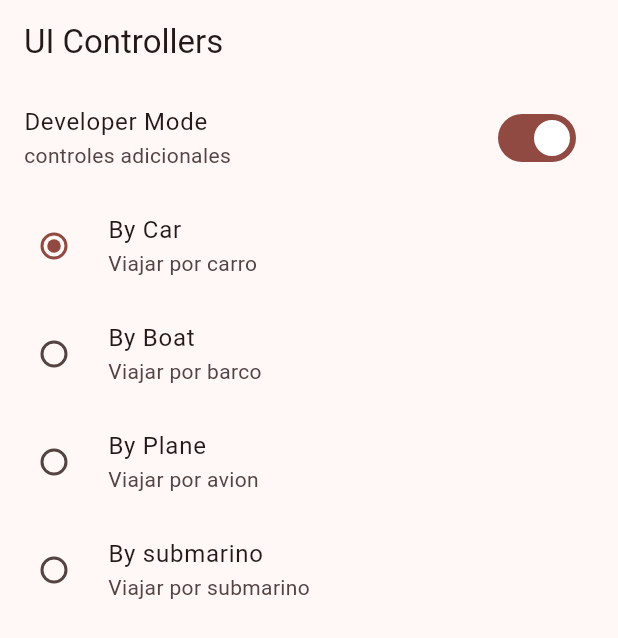
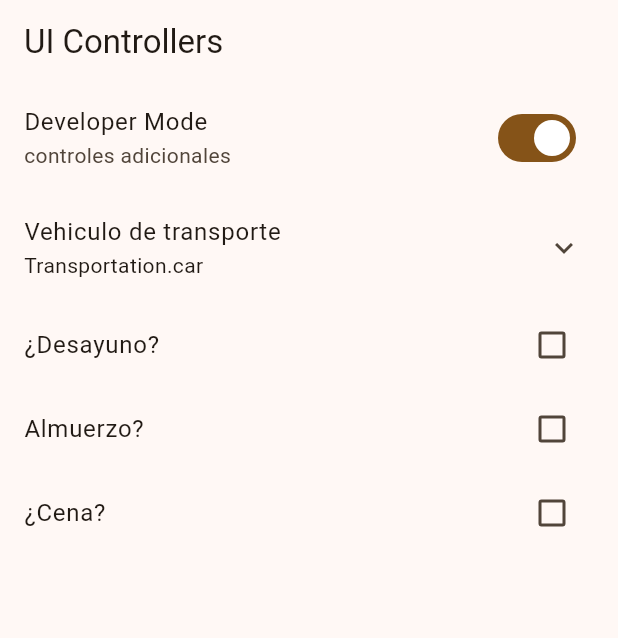
Before and after one commit to MiltonDanielhch/proyecto_tres, a Flutter app: the UiControlsScreen screen opened by its route, on a phone screen of 412 x 824 dp. Shown: the top 638 px of the screen. Run offline on Flutter 3.47's test engine with Material 3 defaults, Android fonts, the phone set to English and light mode, and no system bars; our stand-ins replace go_router.

Commit message:
ui screen terminado

```diff
--- a/lib/main.dart
+++ b/lib/main.dart
@@ -13,7 +13,7 @@ class MyApp extends StatelessWidget {
       title: 'Flutter Widgets',
       routerConfig: appRoute,
       debugShowCheckedModeBanner: false,
-      theme: AppTheme(selectedColor: 0).getTheme(),
+      theme: AppTheme(selectedColor: 1).getTheme(),
     );
   }
 }
--- a/lib/presentation/screens/ui_controls/ui_controls_screen.dart
+++ b/lib/presentation/screens/ui_controls/ui_controls_screen.dart
@@ -28,6 +28,10 @@ enum Transportation { car, plane, boat, submarine }
 class _UiControllersViewState extends State<_UiControllersView> {
   bool isDeveloper = true;
   Transportation selectedTransportation = Transportation.car;
+  bool wantsBreakfast = false;
+  bool wantsLunch = false;
+  bool wantsDinner = false;
+
   @override
   Widget build(BuildContext context) {
     return ListView(
@@ -41,6 +45,10 @@ class _UiControllersViewState extends State<_UiControllersView> {
             isDeveloper = !isDeveloper;
           }),
         ),
+        ExpansionTile(
+          title: const Text('Vehiculo de transporte'),
+          subtitle: Text('$selectedTransportation'),
+          children: [
             RadioListTile(
               title: const Text('By Car'),
               subtitle: const Text('Viajar por carro'),
@@ -78,6 +86,29 @@ class _UiControllersViewState extends State<_UiControllersView> {
               }),
             ),
           ],
+        ),
+        CheckboxListTile(
+          title: const Text('¿Desayuno?'),
+          value: wantsBreakfast,
+          onChanged: (value) => setState(() {
+            wantsBreakfast = !wantsBreakfast;
+          }),
+        ),
+        CheckboxListTile(
+          title: const Text('Almuerzo?'),
+          value: wantsLunch,
+          onChanged: (value) => setState(() {
+            wantsLunch = !wantsLunch;
+          }),
+        ),
+        CheckboxListTile(
+          title: const Text('¿Cena?'),
+          value: wantsDinner,
+          onChanged: (value) => setState(() {
+            wantsDinner = !wantsDinner;
+          }),
+        ),
+      ],
     );
   }
 }
```
Lines whose indentation alone changed are shown as unchanged.
